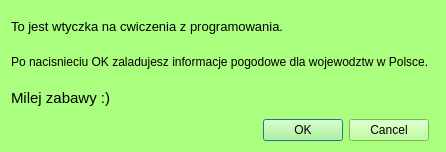
The window that Pogoda_PB_dialog_base.ui (Insane/cw3_programowanie) describes before a commit, drawn with Qt 5.
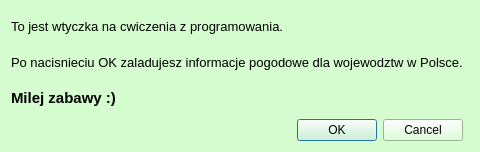
The same window after the commit.

Commit message:
Wtyczka pogoda
Zmiana kolorow, w sumie nic wiecej

Diff of the .ui file:
```diff
--- a/Pogoda_PB_dialog_base.ui
+++ b/Pogoda_PB_dialog_base.ui
@@ -6,7 +6,7 @@
    <rect>
     <x>0</x>
     <y>0</y>
-    <width>420</width>
+    <width>471</width>
     <height>152</height>
    </rect>
   </property>
@@ -25,9 +25,9 @@
      <colorrole role="Button">
       <brush brushstyle="SolidPattern">
        <color alpha="255">
-        <red>170</red>
-        <green>255</green>
-        <blue>127</blue>
+        <red>213</red>
+        <green>252</green>
+        <blue>206</blue>
        </color>
       </brush>
      </colorrole>
@@ -43,27 +43,27 @@
      <colorrole role="Midlight">
       <brush brushstyle="SolidPattern">
        <color alpha="255">
-        <red>212</red>
-        <green>255</green>
-        <blue>191</blue>
+        <red>234</red>
+        <green>253</green>
+        <blue>230</blue>
        </color>
       </brush>
      </colorrole>
      <colorrole role="Dark">
       <brush brushstyle="SolidPattern">
        <color alpha="255">
-        <red>85</red>
-        <green>127</green>
-        <blue>63</blue>
+        <red>106</red>
+        <green>126</green>
+        <blue>103</blue>
        </color>
       </brush>
      </colorrole>
      <colorrole role="Mid">
       <brush brushstyle="SolidPattern">
        <color alpha="255">
-        <red>113</red>
-        <green>170</green>
-        <blue>84</blue>
+        <red>142</red>
+        <green>168</green>
+        <blue>137</blue>
        </color>
       </brush>
      </colorrole>
@@ -106,9 +106,9 @@
      <colorrole role="Window">
       <brush brushstyle="SolidPattern">
        <color alpha="255">
-        <red>170</red>
-        <green>255</green>
-        <blue>127</blue>
+        <red>213</red>
+        <green>252</green>
+        <blue>206</blue>
        </color>
       </brush>
      </colorrole>
@@ -124,9 +124,9 @@
      <colorrole role="AlternateBase">
       <brush brushstyle="SolidPattern">
        <color alpha="255">
-        <red>212</red>
-        <green>255</green>
-        <blue>191</blue>
+        <red>234</red>
+        <green>253</green>
+        <blue>230</blue>
        </color>
       </brush>
      </colorrole>
@@ -162,9 +162,9 @@
      <colorrole role="Button">
       <brush brushstyle="SolidPattern">
        <color alpha="255">
-        <red>170</red>
-        <green>255</green>
-        <blue>127</blue>
+        <red>213</red>
+        <green>252</green>
+        <blue>206</blue>
        </color>
       </brush>
      </colorrole>
@@ -180,27 +180,27 @@
      <colorrole role="Midlight">
       <brush brushstyle="SolidPattern">
        <color alpha="255">
-        <red>212</red>
-        <green>255</green>
-        <blue>191</blue>
+        <red>234</red>
+        <green>253</green>
+        <blue>230</blue>
        </color>
       </brush>
      </colorrole>
      <colorrole role="Dark">
       <brush brushstyle="SolidPattern">
        <color alpha="255">
-        <red>85</red>
-        <green>127</green>
-        <blue>63</blue>
+        <red>106</red>
+        <green>126</green>
+        <blue>103</blue>
        </color>
       </brush>
      </colorrole>
      <colorrole role="Mid">
       <brush brushstyle="SolidPattern">
        <color alpha="255">
-        <red>113</red>
-        <green>170</green>
-        <blue>84</blue>
+        <red>142</red>
+        <green>168</green>
+        <blue>137</blue>
        </color>
       </brush>
      </colorrole>
@@ -243,9 +243,9 @@
      <colorrole role="Window">
       <brush brushstyle="SolidPattern">
        <color alpha="255">
-        <red>170</red>
-        <green>255</green>
-        <blue>127</blue>
+        <red>213</red>
+        <green>252</green>
+        <blue>206</blue>
        </color>
       </brush>
      </colorrole>
@@ -261,9 +261,9 @@
      <colorrole role="AlternateBase">
       <brush brushstyle="SolidPattern">
        <color alpha="255">
-        <red>212</red>
-        <green>255</green>
-        <blue>191</blue>
+        <red>234</red>
+        <green>253</green>
+        <blue>230</blue>
        </color>
       </brush>
      </colorrole>
@@ -290,18 +290,18 @@
      <colorrole role="WindowText">
       <brush brushstyle="SolidPattern">
        <color alpha="255">
-        <red>85</red>
-        <green>127</green>
-        <blue>63</blue>
+        <red>106</red>
+        <green>126</green>
+        <blue>103</blue>
        </color>
       </brush>
      </colorrole>
      <colorrole role="Button">
       <brush brushstyle="SolidPattern">
        <color alpha="255">
-        <red>170</red>
-        <green>255</green>
-        <blue>127</blue>
+        <red>213</red>
+        <green>252</green>
+        <blue>206</blue>
        </color>
       </brush>
      </colorrole>
@@ -317,36 +317,36 @@
      <colorrole role="Midlight">
       <brush brushstyle="SolidPattern">
        <color alpha="255">
-        <red>212</red>
-        <green>255</green>
-        <blue>191</blue>
+        <red>234</red>
+        <green>253</green>
+        <blue>230</blue>
        </color>
       </brush>
      </colorrole>
      <colorrole role="Dark">
       <brush brushstyle="SolidPattern">
        <color alpha="255">
-        <red>85</red>
-        <green>127</green>
-        <blue>63</blue>
+        <red>106</red>
+        <green>126</green>
+        <blue>103</blue>
        </color>
       </brush>
      </colorrole>
      <colorrole role="Mid">
       <brush brushstyle="SolidPattern">
        <color alpha="255">
-        <red>113</red>
-        <green>170</green>
-        <blue>84</blue>
+        <red>142</red>
+        <green>168</green>
+        <blue>137</blue>
        </color>
       </brush>
      </colorrole>
      <colorrole role="Text">
       <brush brushstyle="SolidPattern">
        <color alpha="255">
-        <red>85</red>
-        <green>127</green>
-        <blue>63</blue>
+        <red>106</red>
+        <green>126</green>
+        <blue>103</blue>
        </color>
       </brush>
      </colorrole>
@@ -362,27 +362,27 @@
      <colorrole role="ButtonText">
       <brush brushstyle="SolidPattern">
        <color alpha="255">
-        <red>85</red>
-        <green>127</green>
-        <blue>63</blue>
+        <red>106</red>
+        <green>126</green>
+        <blue>103</blue>
        </color>
       </brush>
      </colorrole>
      <colorrole role="Base">
       <brush brushstyle="SolidPattern">
        <color alpha="255">
-        <red>170</red>
-        <green>255</green>
-        <blue>127</blue>
+        <red>213</red>
+        <green>252</green>
+        <blue>206</blue>
        </color>
       </brush>
      </colorrole>
      <colorrole role="Window">
       <brush brushstyle="SolidPattern">
        <color alpha="255">
-        <red>170</red>
-        <green>255</green>
-        <blue>127</blue>
+        <red>213</red>
+        <green>252</green>
+        <blue>206</blue>
        </color>
       </brush>
      </colorrole>
@@ -398,9 +398,9 @@
      <colorrole role="AlternateBase">
       <brush brushstyle="SolidPattern">
        <color alpha="255">
-        <red>170</red>
-        <green>255</green>
-        <blue>127</blue>
+        <red>213</red>
+        <green>252</green>
+        <blue>206</blue>
        </color>
       </brush>
      </colorrole>
@@ -858,11 +858,426 @@
    </item>
    <item row="3" column="0">
     <widget class="QLabel" name="label_3">
+     <property name="palette">
+      <palette>
+       <active>
+        <colorrole role="WindowText">
+         <brush brushstyle="SolidPattern">
+          <color alpha="255">
+           <red>0</red>
+           <green>0</green>
+           <blue>0</blue>
+          </color>
+         </brush>
+        </colorrole>
+        <colorrole role="Button">
+         <brush brushstyle="SolidPattern">
+          <color alpha="255">
+           <red>213</red>
+           <green>252</green>
+           <blue>206</blue>
+          </color>
+         </brush>
+        </colorrole>
+        <colorrole role="Light">
+         <brush brushstyle="SolidPattern">
+          <color alpha="255">
+           <red>255</red>
+           <green>255</green>
+           <blue>255</blue>
+          </color>
+         </brush>
+        </colorrole>
+        <colorrole role="Midlight">
+         <brush brushstyle="SolidPattern">
+          <color alpha="255">
+           <red>234</red>
+           <green>253</green>
+           <blue>230</blue>
+          </color>
+         </brush>
+        </colorrole>
+        <colorrole role="Dark">
+         <brush brushstyle="SolidPattern">
+          <color alpha="255">
+           <red>106</red>
+           <green>126</green>
+           <blue>103</blue>
+          </color>
+         </brush>
+        </colorrole>
+        <colorrole role="Mid">
+         <brush brushstyle="SolidPattern">
+          <color alpha="255">
+           <red>142</red>
+           <green>168</green>
+           <blue>137</blue>
+          </color>
+         </brush>
+        </colorrole>
+        <colorrole role="Text">
+         <brush brushstyle="SolidPattern">
+          <color alpha="255">
+           <red>0</red>
+           <green>0</green>
+           <blue>0</blue>
+          </color>
+         </brush>
+        </colorrole>
+        <colorrole role="BrightText">
+         <brush brushstyle="SolidPattern">
+          <color alpha="255">
+           <red>255</red>
+           <green>255</green>
+           <blue>255</blue>
+          </color>
+         </brush>
+        </colorrole>
+        <colorrole role="ButtonText">
+         <brush brushstyle="SolidPattern">
+          <color alpha="255">
+           <red>0</red>
+           <green>0</green>
+           <blue>0</blue>
+          </color>
+         </brush>
+        </colorrole>
+        <colorrole role="Base">
+         <brush brushstyle="SolidPattern">
+          <color alpha="255">
+           <red>255</red>
+           <green>255</green>
+           <blue>255</blue>
+          </color>
+         </brush>
+        </colorrole>
+        <colorrole role="Window">
+         <brush brushstyle="SolidPattern">
+          <color alpha="255">
+           <red>213</red>
+           <green>252</green>
+           <blue>206</blue>
+          </color>
+         </brush>
+        </colorrole>
+        <colorrole role="Shadow">
+         <brush brushstyle="SolidPattern">
+          <color alpha="255">
+           <red>0</red>
+           <green>0</green>
+           <blue>0</blue>
+          </color>
+         </brush>
+        </colorrole>
+        <colorrole role="AlternateBase">
+         <brush brushstyle="SolidPattern">
+          <color alpha="255">
+           <red>234</red>
+           <green>253</green>
+           <blue>230</blue>
+          </color>
+         </brush>
+        </colorrole>
+        <colorrole role="ToolTipBase">
+         <brush brushstyle="SolidPattern">
+          <color alpha="255">
+           <red>255</red>
+           <green>255</green>
+           <blue>220</blue>
+          </color>
+         </brush>
+        </colorrole>
+        <colorrole role="ToolTipText">
+         <brush brushstyle="SolidPattern">
+          <color alpha="255">
+           <red>0</red>
+           <green>0</green>
+           <blue>0</blue>
+          </color>
+         </brush>
+        </colorrole>
+       </active>
+       <inactive>
+        <colorrole role="WindowText">
+         <brush brushstyle="SolidPattern">
+          <color alpha="255">
+           <red>0</red>
+           <green>0</green>
+           <blue>0</blue>
+          </color>
+         </brush>
+        </colorrole>
+        <colorrole role="Button">
+         <brush brushstyle="SolidPattern">
+          <color alpha="255">
+           <red>213</red>
+           <green>252</green>
+           <blue>206</blue>
+          </color>
+         </brush>
+        </colorrole>
+        <colorrole role="Light">
+         <brush brushstyle="SolidPattern">
+          <color alpha="255">
+           <red>255</red>
+           <green>255</green>
+           <blue>255</blue>
+          </color>
+         </brush>
+        </colorrole>
+        <colorrole role="Midlight">
+         <brush brushstyle="SolidPattern">
+          <color alpha="255">
+           <red>234</red>
+           <green>253</green>
+           <blue>230</blue>
+          </color>
+         </brush>
+        </colorrole>
+        <colorrole role="Dark">
+         <brush brushstyle="SolidPattern">
+          <color alpha="255">
+           <red>106</red>
+           <green>126</green>
+           <blue>103</blue>
+          </color>
+         </brush>
+        </colorrole>
+        <colorrole role="Mid">
+         <brush brushstyle="SolidPattern">
+          <color alpha="255">
+           <red>142</red>
+           <green>168</green>
+           <blue>137</blue>
+          </color>
+         </brush>
+        </colorrole>
+        <colorrole role="Text">
+         <brush brushstyle="SolidPattern">
+          <color alpha="255">
+           <red>0</red>
+           <green>0</green>
+           <blue>0</blue>
+          </color>
+         </brush>
+        </colorrole>
+        <colorrole role="BrightText">
+         <brush brushstyle="SolidPattern">
+          <color alpha="255">
+           <red>255</red>
+           <green>255</green>
+           <blue>255</blue>
+          </color>
+         </brush>
+        </colorrole>
+        <colorrole role="ButtonText">
+         <brush brushstyle="SolidPattern">
+          <color alpha="255">
+           <red>0</red>
+           <green>0</green>
+           <blue>0</blue>
+          </color>
+         </brush>
+        </colorrole>
+        <colorrole role="Base">
+         <brush brushstyle="SolidPattern">
+          <color alpha="255">
+           <red>255</red>
+           <green>255</green>
+           <blue>255</blue>
+          </color>
+         </brush>
+        </colorrole>
+        <colorrole role="Window">
+         <brush brushstyle="SolidPattern">
+          <color alpha="255">
+           <red>213</red>
+           <green>252</green>
+           <blue>206</blue>
+          </color>
+         </brush>
+        </colorrole>
+        <colorrole role="Shadow">
+         <brush brushstyle="SolidPattern">
+          <color alpha="255">
+           <red>0</red>
+           <green>0</green>
+           <blue>0</blue>
+          </color>
+         </brush>
+        </colorrole>
+        <colorrole role="AlternateBase">
+         <brush brushstyle="SolidPattern">
+          <color alpha="255">
+           <red>234</red>
+           <green>253</green>
+           <blue>230</blue>
+          </color>
+         </brush>
+        </colorrole>
+        <colorrole role="ToolTipBase">
+         <brush brushstyle="SolidPattern">
+          <color alpha="255">
+           <red>255</red>
+           <green>255</green>
+           <blue>220</blue>
+          </color>
+         </brush>
+        </colorrole>
+        <colorrole role="ToolTipText">
+         <brush brushstyle="SolidPattern">
+          <color alpha="255">
+           <red>0</red>
+           <green>0</green>
+           <blue>0</blue>
+          </color>
+         </brush>
+        </colorrole>
+       </inactive>
+       <disabled>
+        <colorrole role="WindowText">
+         <brush brushstyle="SolidPattern">
+          <color alpha="255">
+           <red>106</red>
+           <green>126</green>
+           <blue>103</blue>
+          </color>
+         </brush>
+        </colorrole>
+        <colorrole role="Button">
+         <brush brushstyle="SolidPattern">
+          <color alpha="255">
+           <red>213</red>
+           <green>252</green>
+           <blue>206</blue>
+          </color>
+         </brush>
+        </colorrole>
+        <colorrole role="Light">
+         <brush brushstyle="SolidPattern">
+          <color alpha="255">
+           <red>255</red>
+           <green>255</green>
+           <blue>255</blue>
+          </color>
+         </brush>
+        </colorrole>
+        <colorrole role="Midlight">
+         <brush brushstyle="SolidPattern">
+          <color alpha="255">
+           <red>234</red>
+           <green>253</green>
+           <blue>230</blue>
+          </color>
+         </brush>
+        </colorrole>
+        <colorrole role="Dark">
+         <brush brushstyle="SolidPattern">
+          <color alpha="255">
+           <red>106</red>
+           <green>126</green>
+           <blue>103</blue>
+          </color>
+         </brush>
+        </colorrole>
+        <colorrole role="Mid">
+         <brush brushstyle="SolidPattern">
+          <color alpha="255">
+           <red>142</red>
+           <green>168</green>
+           <blue>137</blue>
+          </color>
+         </brush>
+        </colorrole>
+        <colorrole role="Text">
+         <brush brushstyle="SolidPattern">
+          <color alpha="255">
+           <red>106</red>
+           <green>126</green>
+           <blue>103</blue>
+          </color>
+         </brush>
+        </colorrole>
+        <colorrole role="BrightText">
+         <brush brushstyle="SolidPattern">
+          <color alpha="255">
+           <red>255</red>
+           <green>255</green>
+           <blue>255</blue>
+          </color>
+         </brush>
+        </colorrole>
+        <colorrole role="ButtonText">
+         <brush brushstyle="SolidPattern">
+          <color alpha="255">
+           <red>106</red>
+           <green>126</green>
+           <blue>103</blue>
+          </color>
+         </brush>
+        </colorrole>
+        <colorrole role="Base">
+         <brush brushstyle="SolidPattern">
+          <color alpha="255">
+           <red>213</red>
+           <green>252</green>
+           <blue>206</blue>
+          </color>
+         </brush>
+        </colorrole>
+        <colorrole role="Window">
+         <brush brushstyle="SolidPattern">
+          <color alpha="255">
+           <red>213</red>
+           <green>252</green>
+           <blue>206</blue>
+          </color>
+         </brush>
+        </colorrole>
+        <colorrole role="Shadow">
+         <brush brushstyle="SolidPattern">
+          <color alpha="255">
+           <red>0</red>
+           <green>0</green>
+           <blue>0</blue>
+          </color>
+         </brush>
+        </colorrole>
+        <colorrole role="AlternateBase">
+         <brush brushstyle="SolidPattern">
+          <color alpha="255">
+           <red>213</red>
+           <green>252</green>
+           <blue>206</blue>
+          </color>
+         </brush>
+        </colorrole>
+        <colorrole role="ToolTipBase">
+         <brush brushstyle="SolidPattern">
+          <color alpha="255">
+           <red>255</red>
+           <green>255</green>
+           <blue>220</blue>
+          </color>
+         </brush>
+        </colorrole>
+        <colorrole role="ToolTipText">
+         <brush brushstyle="SolidPattern">
+          <color alpha="255">
+           <red>0</red>
+           <green>0</green>
+           <blue>0</blue>
+          </color>
+         </brush>
+        </colorrole>
+       </disabled>
+      </palette>
+     </property>
      <property name="font">
       <font>
        <pointsize>11</pointsize>
-       <weight>50</weight>
-       <bold>false</bold>
+       <weight>75</weight>
+       <bold>true</bold>
        <underline>false</underline>
       </font>
      </property>
@@ -873,6 +1288,11 @@
    </item>
    <item row="1" column="0">
     <widget class="QLabel" name="label_2">
+     <property name="font">
+      <font>
+       <pointsize>10</pointsize>
+      </font>
+     </property>
      <property name="text">
       <string>Po nacisnieciu OK zaladujesz informacje pogodowe dla wojewodztw w Polsce.</string>
      </property>
```
The commit also changes 4 other files.
